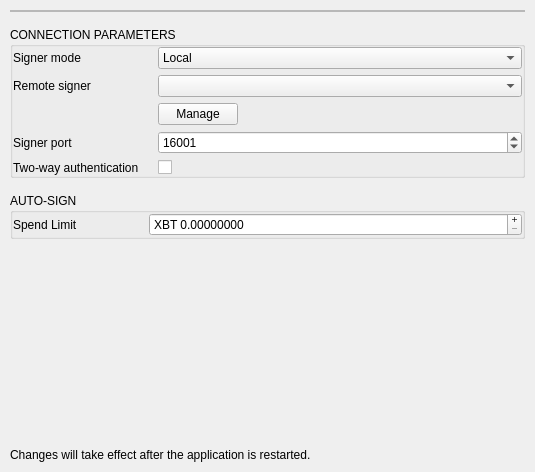
First picture: the form in BlockSettleUILib/Settings/SignerSettingsPage.ui, repository BlockSettle/terminal, before the edit.
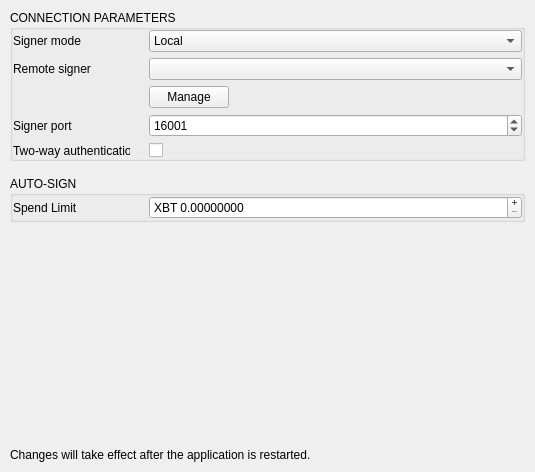
Second picture: the form after the edit. Icons and pictures are not drawn.

Commit message: Terminal fixes: - signer settings key import - settings ui alignment fixes - `startupBIP150CTX settings

Patch:
```diff
--- a/BlockSettleUILib/Settings/SignerSettingsPage.ui
+++ b/BlockSettleUILib/Settings/SignerSettingsPage.ui
@@ -30,50 +30,11 @@
     <number>10</number>
    </property>
    <item>
-    <widget class="QFrame" name="restartNotificationFrame">
-     <property name="sizePolicy">
-      <sizepolicy hsizetype="Preferred" vsizetype="Fixed">
-       <horstretch>0</horstretch>
-       <verstretch>0</verstretch>
-      </sizepolicy>
-     </property>
-     <property name="styleSheet">
-      <string notr="true"/>
-     </property>
-     <property name="frameShape">
-      <enum>QFrame::StyledPanel</enum>
-     </property>
-     <property name="frameShadow">
-      <enum>QFrame::Raised</enum>
-     </property>
-     <property name="subtleLabel" stdset="0">
-      <bool>false</bool>
-     </property>
-     <layout class="QVBoxLayout" name="verticalLayout_2">
-      <property name="spacing">
-       <number>0</number>
-      </property>
-      <property name="leftMargin">
-       <number>0</number>
-      </property>
-      <property name="topMargin">
-       <number>0</number>
-      </property>
-      <property name="rightMargin">
-       <number>0</number>
-      </property>
-      <property name="bottomMargin">
-       <number>0</number>
-      </property>
-     </layout>
-    </widget>
-   </item>
-   <item>
-    <widget class="QGroupBox" name="groupBox_2">
+    <widget class="QGroupBox" name="groupBoxConnectionParams">
      <property name="title">
       <string>CONNECTION PARAMETERS</string>
      </property>
-     <layout class="QVBoxLayout" name="verticalLayout_3">
+     <layout class="QGridLayout" name="gridLayout">
       <property name="leftMargin">
        <number>0</number>
       </property>
@@ -86,10 +47,14 @@
       <property name="bottomMargin">
        <number>0</number>
       </property>
-      <item>
-       <layout class="QFormLayout" name="formLayoutConnectionParams">
         <item row="0" column="0">
          <widget class="QLabel" name="labelMode">
+        <property name="sizePolicy">
+         <sizepolicy hsizetype="Fixed" vsizetype="Preferred">
+          <horstretch>0</horstretch>
+          <verstretch>0</verstretch>
+         </sizepolicy>
+        </property>
           <property name="minimumSize">
            <size>
             <width>130</width>
@@ -126,6 +91,12 @@
         </item>
         <item row="1" column="0">
          <widget class="QLabel" name="labelHost">
+        <property name="sizePolicy">
+         <sizepolicy hsizetype="Fixed" vsizetype="Preferred">
+          <horstretch>0</horstretch>
+          <verstretch>0</verstretch>
+         </sizepolicy>
+        </property>
           <property name="minimumSize">
            <size>
             <width>130</width>
@@ -149,6 +120,34 @@
         <item row="1" column="1">
          <widget class="QComboBox" name="comboBoxRemoteSigner"/>
         </item>
+      <item row="2" column="0">
+       <widget class="QLabel" name="labelHost_2">
+        <property name="sizePolicy">
+         <sizepolicy hsizetype="Fixed" vsizetype="Preferred">
+          <horstretch>0</horstretch>
+          <verstretch>0</verstretch>
+         </sizepolicy>
+        </property>
+        <property name="minimumSize">
+         <size>
+          <width>130</width>
+          <height>0</height>
+         </size>
+        </property>
+        <property name="maximumSize">
+         <size>
+          <width>130</width>
+          <height>16777215</height>
+         </size>
+        </property>
+        <property name="text">
+         <string/>
+        </property>
+        <property name="wordWrap">
+         <bool>true</bool>
+        </property>
+       </widget>
+      </item>
         <item row="2" column="1">
          <widget class="QWidget" name="widgetSignerKeyComboBox" native="true">
           <layout class="QHBoxLayout" name="layoutOfflineDir_2">
@@ -192,6 +191,12 @@
         </item>
         <item row="3" column="0">
          <widget class="QLabel" name="labelPort">
+        <property name="sizePolicy">
+         <sizepolicy hsizetype="Fixed" vsizetype="Preferred">
+          <horstretch>0</horstretch>
+          <verstretch>0</verstretch>
+         </sizepolicy>
+        </property>
           <property name="minimumSize">
            <size>
             <width>130</width>
@@ -214,6 +219,12 @@
         </item>
         <item row="3" column="1">
          <widget class="QSpinBox" name="spinBoxPort">
+        <property name="sizePolicy">
+         <sizepolicy hsizetype="Preferred" vsizetype="Fixed">
+          <horstretch>0</horstretch>
+          <verstretch>0</verstretch>
+         </sizepolicy>
+        </property>
           <property name="maximum">
            <number>65535</number>
           </property>
@@ -225,17 +236,23 @@
         <item row="4" column="0">
          <widget class="QWidget" name="widgetTwoWayAuth" native="true">
           <property name="sizePolicy">
-           <sizepolicy hsizetype="Preferred" vsizetype="Preferred">
+         <sizepolicy hsizetype="Fixed" vsizetype="Preferred">
             <horstretch>0</horstretch>
             <verstretch>0</verstretch>
            </sizepolicy>
           </property>
           <property name="minimumSize">
            <size>
-            <width>0</width>
+          <width>130</width>
             <height>0</height>
            </size>
           </property>
+        <property name="maximumSize">
+         <size>
+          <width>130</width>
+          <height>16777215</height>
+         </size>
+        </property>
           <layout class="QHBoxLayout" name="horizontalLayout_4">
            <property name="spacing">
             <number>3</number>
@@ -298,12 +315,16 @@
           <property name="enabled">
            <bool>true</bool>
           </property>
+        <property name="sizePolicy">
+         <sizepolicy hsizetype="Preferred" vsizetype="Fixed">
+          <horstretch>0</horstretch>
+          <verstretch>0</verstretch>
+         </sizepolicy>
+        </property>
           <property name="text">
            <string/>
           </property>
          </widget>
-        </item>
-       </layout>
       </item>
      </layout>
     </widget>
```
Left out of the diff: 19 changed lines with no effect on the pictures. Lines whose indentation alone changed are shown as unchanged. The commit also changes 7 other files.
